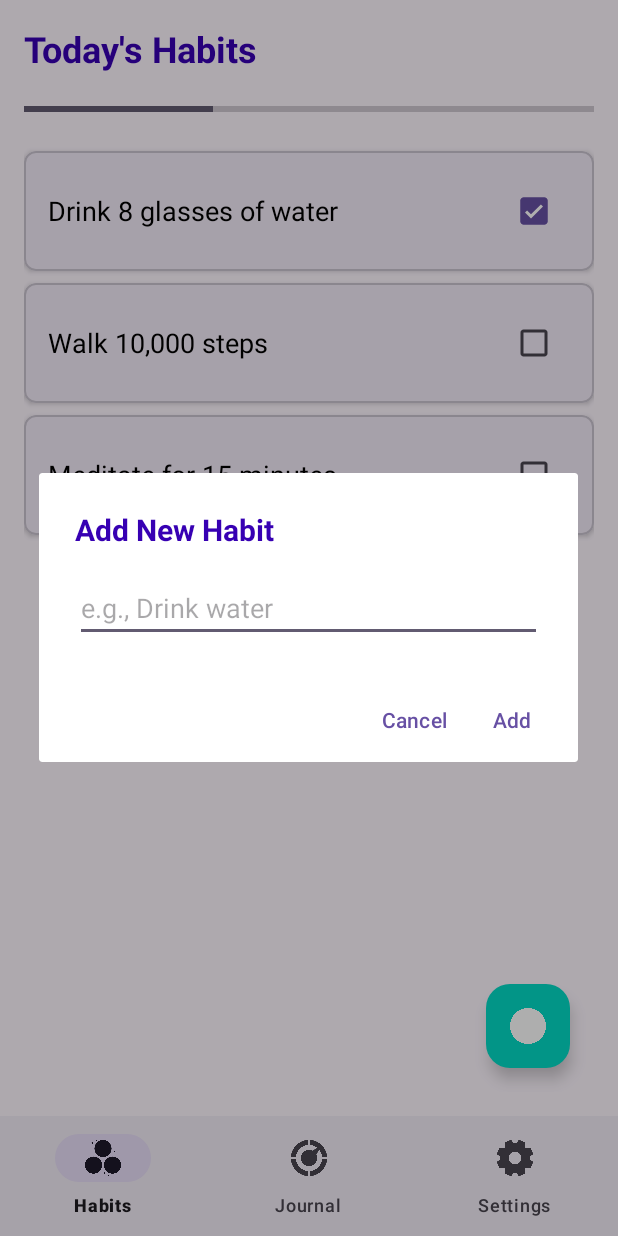
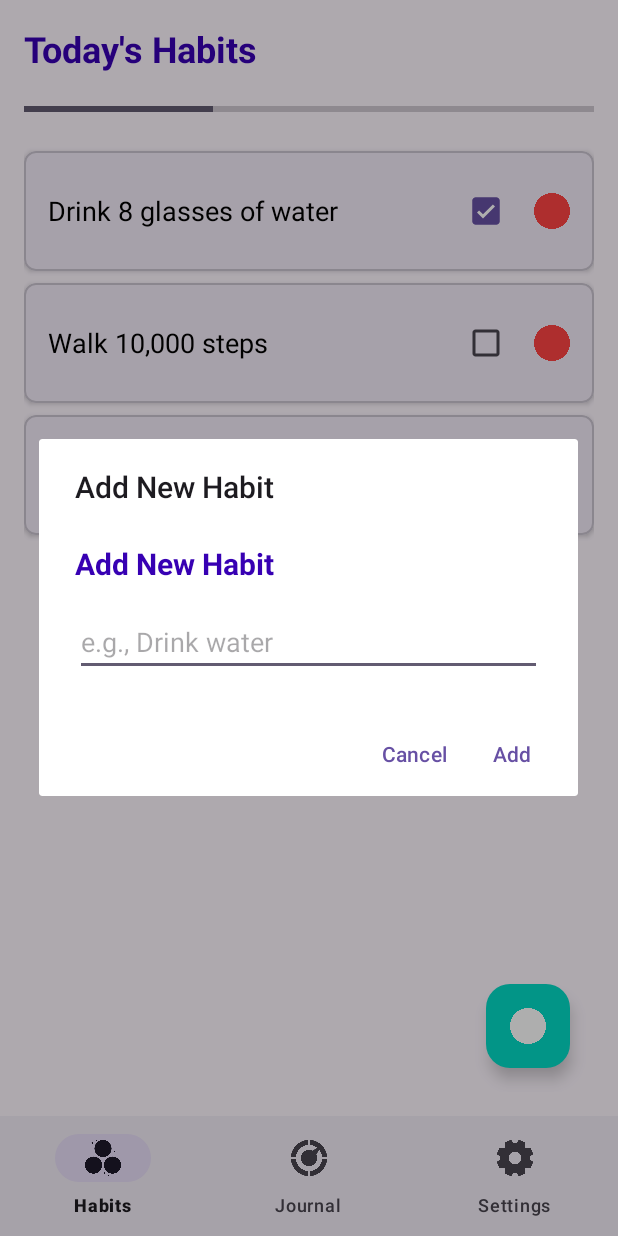
Before and after one commit to dilmithp/medicare-kotlin-Labexam3, an Android app: the screen it shows after launch (MainActivity), after a tap on an icon or button, on a phone screen of 412 x 824 dp. Run offline under Robolectric (Android 15) with nearby library versions, the phone set to English and light mode, and no system bars.

```diff
--- a/app/src/main/java/com/labexam3/dilmith/Habit.kt
+++ b/app/src/main/java/com/labexam3/dilmith/Habit.kt
@@ -1,3 +1,3 @@
 package com.labexam3.dilmith
 
-data class Habit(val name: String, var isCompleted: Boolean)
+data class Habit(var name: String, var isCompleted: Boolean)
--- a/app/src/main/java/com/labexam3/dilmith/HabitAdapter.kt
+++ b/app/src/main/java/com/labexam3/dilmith/HabitAdapter.kt
@@ -8,6 +8,7 @@ import com.labexam3.dilmith.databinding.ItemHabitBinding
 class HabitAdapter(
     private val habits: MutableList<Habit>,
     private val onHabitChanged: (Habit) -> Unit,
+    private val onHabitEdited: (Habit) -> Unit,
     private val onHabitDeleted: (Habit) -> Unit
 ) : RecyclerView.Adapter<HabitAdapter.HabitViewHolder>() {
 
@@ -29,10 +30,14 @@ class HabitAdapter(
             onHabitChanged(habit)
         }
 
-        // Handle long press to delete
-        holder.itemView.setOnLongClickListener {
+        // Handle click on the text to edit
+        holder.binding.habitName.setOnClickListener {
+            onHabitEdited(habit)
+        }
+
+        // Handle click on the delete button
+        holder.binding.buttonDeleteHabit.setOnClickListener {
             onHabitDeleted(habit)
-            true // Consume the event
         }
     }
 
--- a/app/src/main/java/com/labexam3/dilmith/HabitsFragment.kt
+++ b/app/src/main/java/com/labexam3/dilmith/HabitsFragment.kt
@@ -36,15 +36,18 @@ class HabitsFragment : Fragment() {
         updateProgress()
 
         binding.fabAddHabit.setOnClickListener {
-            showAddHabitDialog()
+            showAddOrEditHabitDialog()
         }
     }
 
     private fun setupRecyclerView() {
         habitAdapter = HabitAdapter(
             habitsList,
-            onHabitChanged = { habit ->
+            onHabitChanged = {
                 updateProgress()
+            },
+            onHabitEdited = { habit ->
+                showAddOrEditHabitDialog(habit)
             },
             onHabitDeleted = { habit ->
                 deleteHabit(habit)
@@ -54,16 +57,28 @@ class HabitsFragment : Fragment() {
         binding.habitsRecyclerView.adapter = habitAdapter
     }
 
-    private fun showAddHabitDialog() {
+    private fun showAddOrEditHabitDialog(habitToEdit: Habit? = null) {
         val dialogView = LayoutInflater.from(context).inflate(R.layout.dialog_add_habit, null)
         val editText = dialogView.findViewById<EditText>(R.id.edit_text_habit_name)
 
+        val title = if (habitToEdit == null) "Add New Habit" else "Edit Habit"
+        val positiveButtonText = if (habitToEdit == null) "Add" else "Save"
+
+        habitToEdit?.let {
+            editText.setText(it.name)
+        }
+
         AlertDialog.Builder(requireContext())
+            .setTitle(title)
             .setView(dialogView)
-            .setPositiveButton("Add") { dialog, _ ->
+            .setPositiveButton(positiveButtonText) { dialog, _ ->
                 val habitName = editText.text.toString()
                 if (habitName.isNotBlank()) {
-                    addHabit(Habit(habitName, false))
+                    if (habitToEdit == null) {
+                        addHabit(Habit(habitName, false))
+                    } else {
+                        updateHabit(habitToEdit, habitName)
+                    }
                 }
                 dialog.dismiss()
             }
@@ -76,6 +91,14 @@ class HabitsFragment : Fragment() {
         habitsList.add(habit)
         habitAdapter.notifyItemInserted(habitsList.size - 1)
         updateProgress()
+    }
+
+    private fun updateHabit(habit: Habit, newName: String) {
+        val position = habitsList.indexOf(habit)
+        if (position != -1) {
+            habitsList[position].name = newName
+            habitAdapter.notifyItemChanged(position)
+        }
     }
 
     private fun deleteHabit(habit: Habit) {
--- a/app/src/main/res/layout/item_habit.xml
+++ b/app/src/main/res/layout/item_habit.xml
@@ -26,7 +26,16 @@
         <CheckBox
             android:id="@+id/habit_checkbox"
             android:layout_width="wrap_content"
-            android:layout_height="wrap_content" />
+            android:layout_height="wrap_content"
+            android:layout_marginEnd="8dp"/>
+
+        <ImageView
+            android:id="@+id/button_delete_habit"
+            android:layout_width="24dp"
+            android:layout_height="24dp"
+            android:src="@drawable/ic_delete"
+            app:tint="@android:color/holo_red_light" />
+
     </LinearLayout>
 
 </com.google.android.material.card.MaterialCardView>
--- a/app/src/main/res/layout/item_mood.xml
+++ b/app/src/main/res/layout/item_mood.xml
@@ -34,5 +34,4 @@
             android:text="September 20, 2025"
             android:textSize="14sp" />
     </LinearLayout>
-
 </LinearLayout>
```
Also changed, not shown: app/src/main/res/drawable/ic_delete.png (added).
